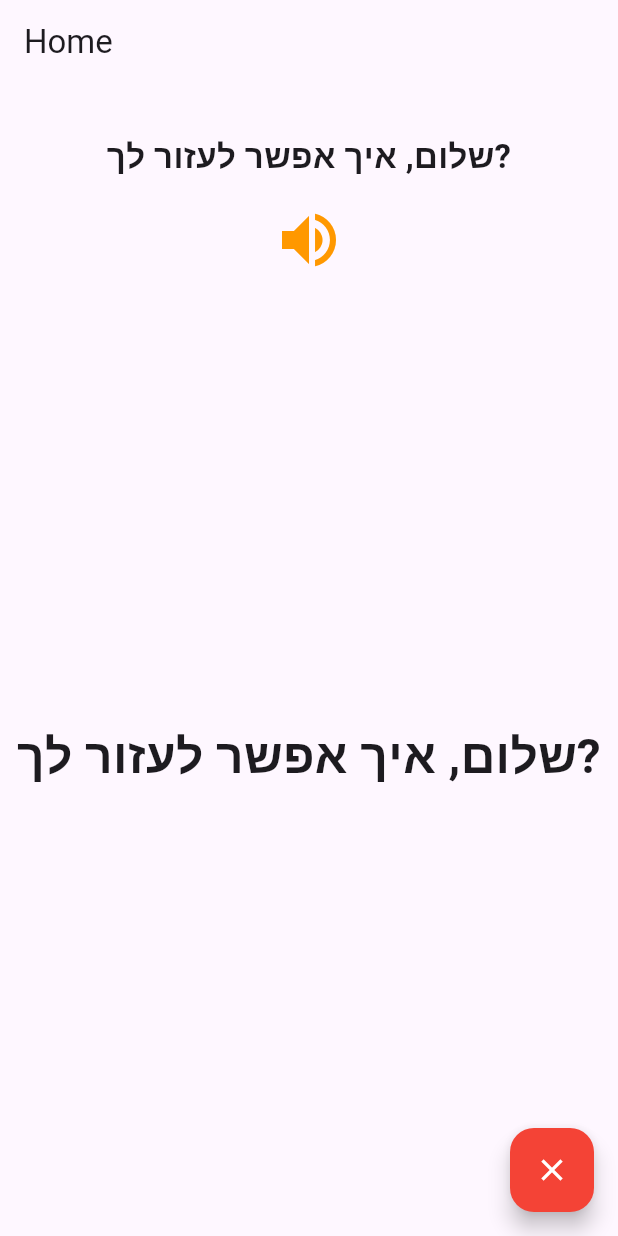
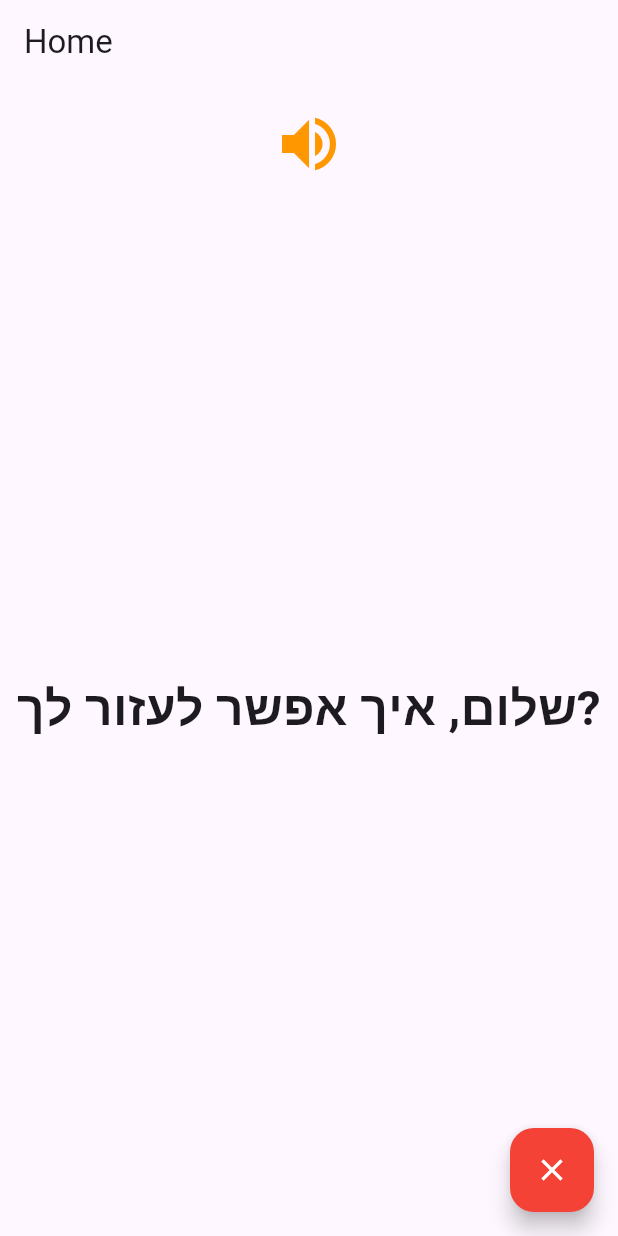
Before and after one commit to whitecat06821/Hebrew-Voice-Assistant, a Flutter app: the screen it shows after launch, on a phone screen of 412 x 824 dp. Run offline on Flutter 3.47's test engine with Material 3 defaults, Android fonts, the phone set to English and light mode, and no system bars; our stand-ins replace flutter_tts, permission_handler, speech_to_text.

Commit message:
fixed/remoe hello text

```diff
--- a/lib/screens/home_screen.dart
+++ b/lib/screens/home_screen.dart
@@ -154,14 +154,6 @@
         child: Column(
           mainAxisAlignment: MainAxisAlignment.spaceBetween,
           children: [
-            const Padding(
-              padding: EdgeInsets.only(top: 32.0),
-              child: Text(
-                'שלום, איך אפשר לעזור לך?',
-                style: TextStyle(fontSize: 22, fontWeight: FontWeight.bold),
-                textAlign: TextAlign.center,
-              ),
-            ),
             if (modeIcon != null)
               Padding(
                 padding: const EdgeInsets.only(top: 16.0),
```
